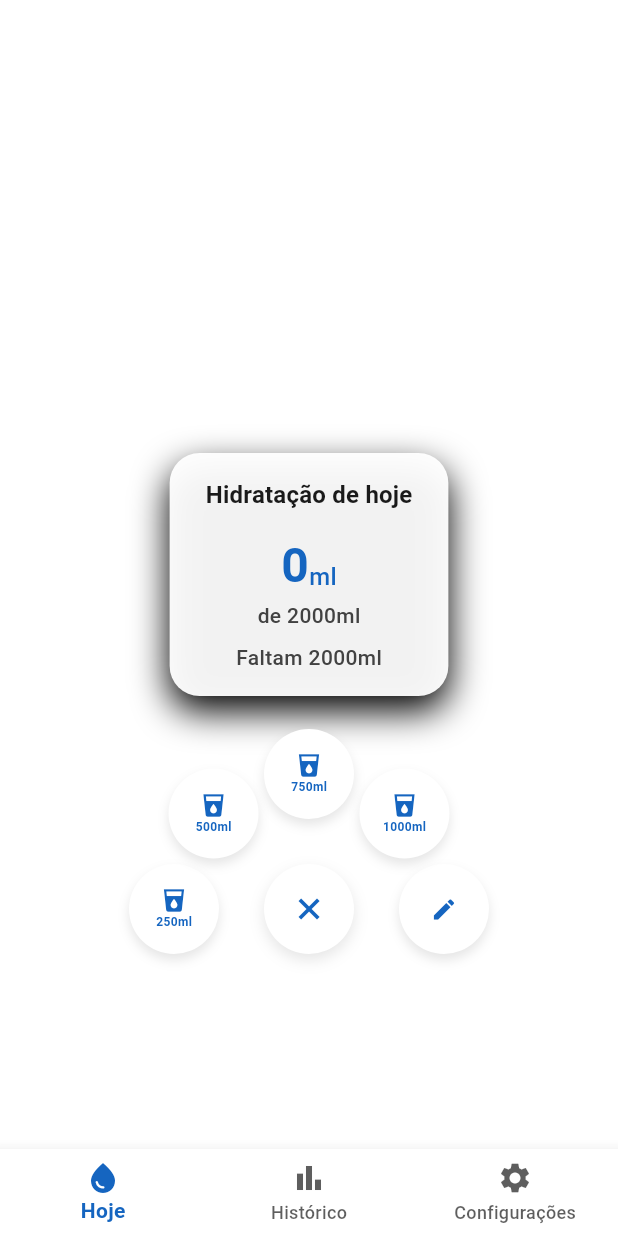
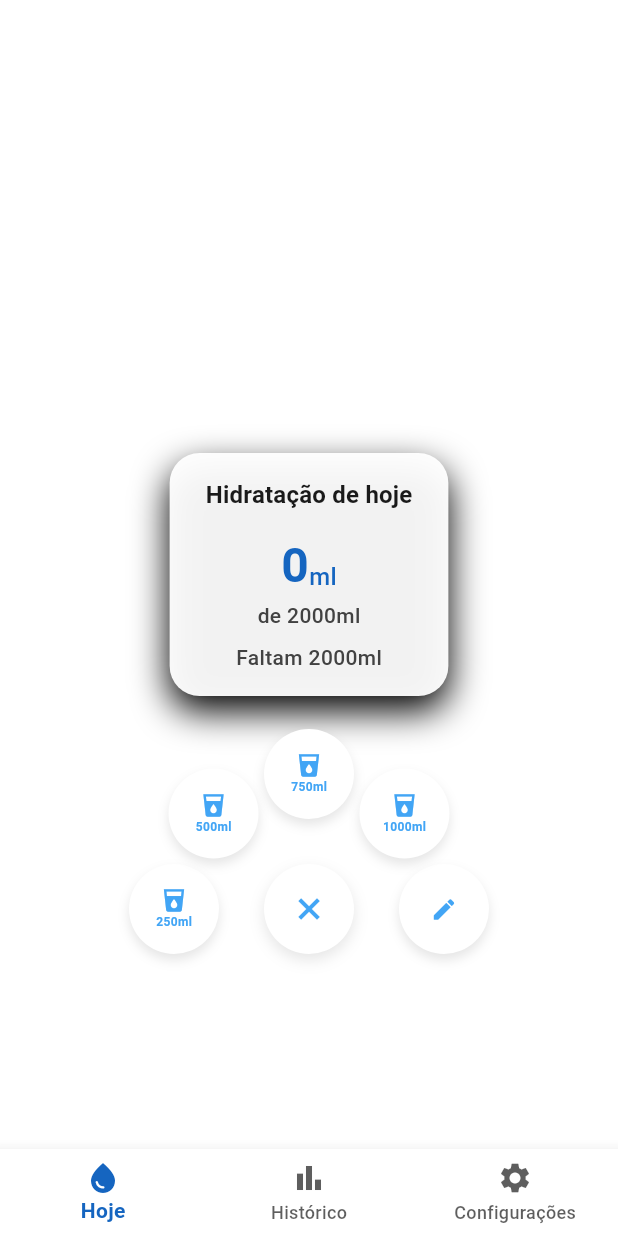
Before and after one commit to eduardopahl/h2o_simple, a Flutter app: the screen it shows after launch, after a tap on the "add" icon, on a phone screen of 412 x 824 dp. Run offline on Flutter 3.47's test engine with Material 3 defaults, Android fonts, the phone set to English and light mode, and no system bars; our stand-ins replace fl_chart, flutter_riverpod, sensors_plus, shared_preferences.

Commit message:
fix: floating button color light blue

```diff
--- a/lib/presentation/widgets/floating_add_buttons.dart
+++ b/lib/presentation/widgets/floating_add_buttons.dart
@@ -117,7 +117,7 @@ class _FloatingAddButtonsState extends State<FloatingAddButtons>
                   }
                 },
                 style: ElevatedButton.styleFrom(
-                  backgroundColor: AppTheme.primaryBlue,
+                  backgroundColor: AppTheme.lightBlue,
                   shape: RoundedRectangleBorder(
                     borderRadius: BorderRadius.circular(12),
                   ),
@@ -214,7 +214,7 @@ class _FloatingAddButtonsState extends State<FloatingAddButtons>
                       duration: const Duration(milliseconds: 300),
                       child: Icon(
                         Icons.add,
-                        color: AppTheme.primaryBlue,
+                        color: AppTheme.lightBlue,
                         size: 30,
                       ),
                     ),
@@ -255,14 +255,14 @@ class _FloatingAddButtonsState extends State<FloatingAddButtons>
           child: Column(
             mainAxisAlignment: MainAxisAlignment.center,
             children: [
-              Icon(icon, color: AppTheme.primaryBlue, size: 18),
+              Icon(icon, color: AppTheme.lightBlue, size: 18),
               if (label.length <= 6)
                 Text(
                   label,
                   style: TextStyle(
                     fontSize: 8,
                     fontWeight: FontWeight.bold,
-                    color: AppTheme.primaryBlue,
+                    color: AppTheme.lightBlue,
                   ),
                 ),
             ],
```
